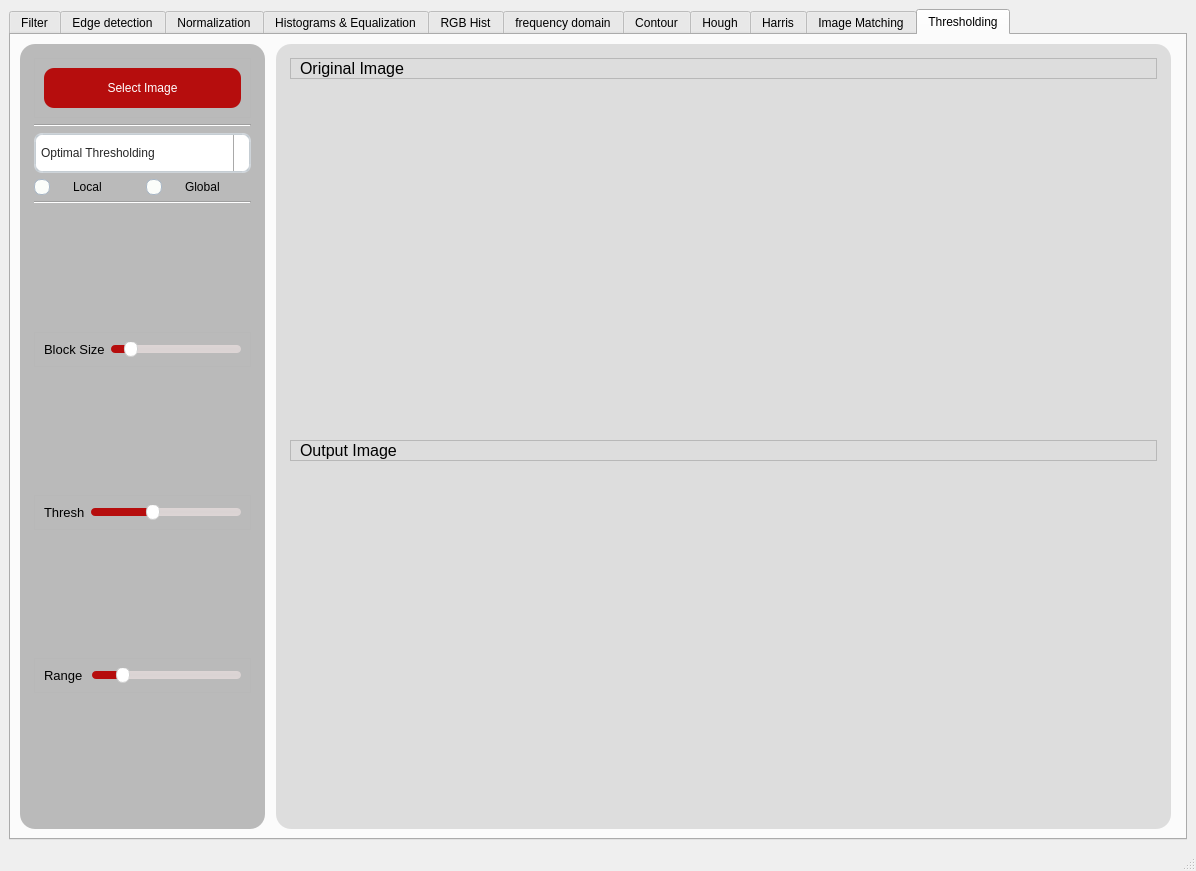
The window that task1.ui (Mohamed-hazem-mahrous/computer_vision_toolkit) describes before a commit, drawn with Qt 5.
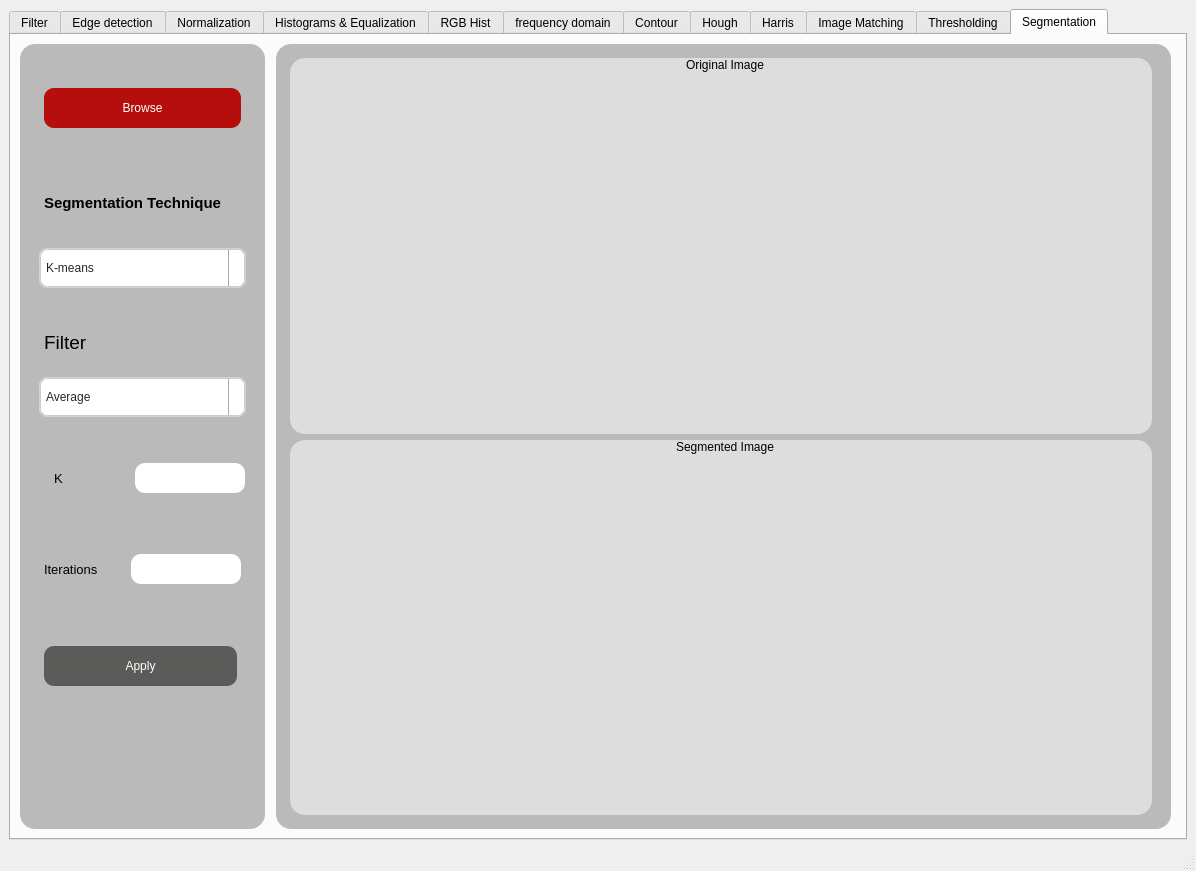
The same window after the commit. Icons and pictures are not drawn. Custom widgets are drawn as their Qt base class.

```diff
--- a/task1.ui
+++ b/task1.ui
@@ -24,7 +24,7 @@
        <string>&lt;html&gt;&lt;head/&gt;&lt;body&gt;&lt;p&gt;gg&lt;/p&gt;&lt;/body&gt;&lt;/html&gt;</string>
       </property>
       <property name="currentIndex">
-       <number>10</number>
+       <number>11</number>
       </property>
       <widget class="QWidget" name="tab">
        <attribute name="title">
@@ -7443,6 +7443,765 @@
         </item>
        </layout>
       </widget>
+      <widget class="QWidget" name="tab_12">
+       <attribute name="title">
+        <string>Segmentation</string>
+       </attribute>
+       <layout class="QGridLayout" name="gridLayout_142">
+        <item row="0" column="0" rowspan="2" colspan="2">
+         <layout class="QGridLayout" name="gridLayout_130">
+          <item row="0" column="0">
+           <widget class="QGroupBox" name="groupBox_57">
+            <property name="maximumSize">
+             <size>
+              <width>250</width>
+              <height>16777215</height>
+             </size>
+            </property>
+            <property name="styleSheet">
+             <string notr="true">QGroupBox {
+  width: 65vw;
+  height: 90vh;
+  background-color:rgb(186, 186, 186) ;
+  border-radius: 15px;
+  padding: 5px; /* Adjust padding as needed */
+  margin-right: 5px;
+}
+
+/* You may need to adjust the sub-controls styles based on your specific requirements */
+QGroupBox::title {
+  subcontrol-origin: margin;
+  subcontrol-position: top center;
+  padding: 0 3px;
+}
+
+QGroupBox::indicator {
+  width: 13px;
+  height: 13px;
+}
+
+
+</string>
+            </property>
+            <property name="title">
+             <string/>
+            </property>
+            <layout class="QVBoxLayout" name="verticalLayout_47">
+             <item>
+              <widget class="QFrame" name="frame_6">
+               <property name="maximumSize">
+                <size>
+                 <width>16777215</width>
+                 <height>100</height>
+                </size>
+               </property>
+               <property name="frameShape">
+                <enum>QFrame::StyledPanel</enum>
+               </property>
+               <property name="frameShadow">
+                <enum>QFrame::Raised</enum>
+               </property>
+               <layout class="QGridLayout" name="gridLayout_131">
+                <item row="0" column="0">
+                 <layout class="QHBoxLayout" name="horizontalLayout_56">
+                  <property name="leftMargin">
+                   <number>0</number>
+                  </property>
+                  <property name="topMargin">
+                   <number>0</number>
+                  </property>
+                  <property name="rightMargin">
+                   <number>0</number>
+                  </property>
+                  <property name="bottomMargin">
+                   <number>0</number>
+                  </property>
+                  <item>
+                   <widget class="QPushButton" name="segmentation_browse_btn">
+                    <property name="minimumSize">
+                     <size>
+                      <width>0</width>
+                      <height>40</height>
+                     </size>
+                    </property>
+                    <property name="styleSheet">
+                     <string notr="true">QPushButton {
+    width: 50%;
+    background-color: rgb(182, 13, 13); /* Replace with the corresponding color value for --dark-grey in your application */
+    color: white;
+    border-radius: 10px;
+    text-align: center;
+
+}
+
+QPushButton:hover {
+    background-color: white;
+color:red /* Replace with the corresponding color value for --darkest-color in your application */
+}
+</string>
+                    </property>
+                    <property name="text">
+                     <string>Browse</string>
+                    </property>
+                   </widget>
+                  </item>
+                 </layout>
+                </item>
+               </layout>
+              </widget>
+             </item>
+             <item>
+              <layout class="QVBoxLayout" name="verticalLayout_6">
+               <property name="topMargin">
+                <number>0</number>
+               </property>
+               <property name="bottomMargin">
+                <number>100</number>
+               </property>
+               <item>
+                <layout class="QGridLayout" name="gridLayout_132">
+                 <property name="topMargin">
+                  <number>0</number>
+                 </property>
+                 <item row="0" column="0">
+                  <widget class="QFrame" name="frame_7">
+                   <property name="maximumSize">
+                    <size>
+                     <width>16777215</width>
+                     <height>80</height>
+                    </size>
+                   </property>
+                   <property name="frameShape">
+                    <enum>QFrame::StyledPanel</enum>
+                   </property>
+                   <property name="frameShadow">
+                    <enum>QFrame::Raised</enum>
+                   </property>
+                   <layout class="QGridLayout" name="gridLayout_133">
+                    <item row="0" column="0">
+                     <widget class="QLabel" name="label_8">
+                      <property name="maximumSize">
+                       <size>
+                        <width>16777215</width>
+                        <height>40</height>
+                       </size>
+                      </property>
+                      <property name="font">
+                       <font>
+                        <pointsize>11</pointsize>
+                        <weight>75</weight>
+                        <bold>true</bold>
+                       </font>
+                      </property>
+                      <property name="styleSheet">
+                       <string notr="true"/>
+                      </property>
+                      <property name="text">
+                       <string>Segmentation Technique</string>
+                      </property>
+                      <property name="textFormat">
+                       <enum>Qt::AutoText</enum>
+                      </property>
+                     </widget>
+                    </item>
+                   </layout>
+                  </widget>
+                 </item>
+                 <item row="1" column="0">
+                  <layout class="QHBoxLayout" name="horizontalLayout_60">
+                   <property name="leftMargin">
+                    <number>5</number>
+                   </property>
+                   <property name="topMargin">
+                    <number>0</number>
+                   </property>
+                   <property name="rightMargin">
+                    <number>5</number>
+                   </property>
+                   <property name="bottomMargin">
+                    <number>0</number>
+                   </property>
+                   <item>
+                    <widget class="QComboBox" name="segmentation_combobox">
+                     <property name="minimumSize">
+                      <size>
+                       <width>0</width>
+                       <height>40</height>
+                      </size>
+                     </property>
+                     <property name="styleSheet">
+                      <string notr="true">QComboBox, QFontComboBox {
+    border-width: 2px;
+    border-radius: 8px;
+    border-style: solid;
+    border-top-color: qlineargradient(spread:pad, x1:0.5, y1:1, x2:0.5, y2:0, stop:0 #c1c9cf, stop:1 #d2d8dd);
+    border-right-color: qlineargradient(spread:pad, x1:0, y1:0, x2:1, y2:0, stop:0 #c1c9cf, stop:1 #d2d8dd);
+    border-bottom-color: qlineargradient(spread:pad, x1:0.5, y1:0, x2:0.5, y2:1, stop:0 #c1c9cf, stop:1 #d2d8dd);
+    border-left-color: qlineargradient(spread:pad, x1:1, y1:0, x2:0, y2:0, stop:0 #c1c9cf, stop:1 #d2d8dd);
+    background-color: #f4f4f4;
+    color: #272727;
+    padding-left: 5px;
+}
+QComboBox:editable, QComboBox:!editable, QComboBox::drop-down:editable, QComboBox:!editable:on, QComboBox::drop-down:editable:on {
+    background: rgb(255, 255, 255);
+}
+QComboBox::drop-down {
+    subcontrol-origin: padding;
+    subcontrol-position: top right;
+    width: 15px;
+    color: #272727;
+    border-left-width: 1px;
+    border-left-color: darkgray;
+    border-left-style: solid;
+    border-top-right-radius: 3px;
+    border-bottom-right-radius: 3px;
+}
+QComboBox::down-arrow {
+    image: url(/usr/share/icons/Adwaita/16x16/actions/go-down-symbolic.symbolic.png); /*Adawaita icon thene*/
+}
+
+QComboBox::down-arrow:on {
+    top: 1px;
+    left: 1px;
+}
+QComboBox QAbstractItemView {
+    border: 1px solid darkgray;
+    border-radius: 8px;
+    selection-background-color: #dadada;
+    selection-color: #272727;
+    color: #272727;
+    background: white;
+}</string>
+                     </property>
+                     <property name="currentText">
+                      <string>K-means</string>
+                     </property>
+                     <item>
+                      <property name="text">
+                       <string>K-means</string>
+                      </property>
+                     </item>
+                     <item>
+                      <property name="text">
+                       <string>Mean Shift</string>
+                      </property>
+                     </item>
+                     <item>
+                      <property name="text">
+                       <string>Region Growing</string>
+                      </property>
+                     </item>
+                     <item>
+                      <property name="text">
+                       <string>Agglomerative</string>
+                      </property>
+                     </item>
+                    </widget>
+                   </item>
+                  </layout>
+                 </item>
+                </layout>
+               </item>
+               <item>
+                <layout class="QGridLayout" name="gridLayout_134">
+                 <property name="topMargin">
+                  <number>20</number>
+                 </property>
+                 <item row="0" column="0">
+                  <widget class="QFrame" name="frame_17">
+                   <property name="maximumSize">
+                    <size>
+                     <width>16777215</width>
+                     <height>80</height>
+                    </size>
+                   </property>
+                   <property name="frameShape">
+                    <enum>QFrame::StyledPanel</enum>
+                   </property>
+                   <property name="frameShadow">
+                    <enum>QFrame::Raised</enum>
+                   </property>
+                   <layout class="QGridLayout" name="gridLayout_135">
+                    <item row="0" column="0">
+                     <widget class="QLabel" name="label_13">
+                      <property name="maximumSize">
+                       <size>
+                        <width>16777215</width>
+                        <height>40</height>
+                       </size>
+                      </property>
+                      <property name="font">
+                       <font>
+                        <pointsize>14</pointsize>
+                       </font>
+                      </property>
+                      <property name="styleSheet">
+                       <string notr="true"/>
+                      </property>
+                      <property name="text">
+                       <string>Filter</string>
+                      </property>
+                      <property name="textFormat">
+                       <enum>Qt::AutoText</enum>
+                      </property>
+                     </widget>
+                    </item>
+                   </layout>
+                  </widget>
+                 </item>
+                 <item row="1" column="0">
+                  <layout class="QHBoxLayout" name="horizontalLayout_62">
+                   <property name="leftMargin">
+                    <number>5</number>
+                   </property>
+                   <property name="topMargin">
+                    <number>0</number>
+                   </property>
+                   <property name="rightMargin">
+                    <number>5</number>
+                   </property>
+                   <property name="bottomMargin">
+                    <number>0</number>
+                   </property>
+                   <item>
+                    <widget class="QComboBox" name="filter_type_cb_2">
+                     <property name="minimumSize">
+                      <size>
+                       <width>0</width>
+                       <height>40</height>
+                      </size>
+                     </property>
+                     <property name="styleSheet">
+                      <string notr="true">QComboBox, QFontComboBox {
+    border-width: 2px;
+    border-radius: 8px;
+    border-style: solid;
+    border-top-color: qlineargradient(spread:pad, x1:0.5, y1:1, x2:0.5, y2:0, stop:0 #c1c9cf, stop:1 #d2d8dd);
+    border-right-color: qlineargradient(spread:pad, x1:0, y1:0, x2:1, y2:0, stop:0 #c1c9cf, stop:1 #d2d8dd);
+    border-bottom-color: qlineargradient(spread:pad, x1:0.5, y1:0, x2:0.5, y2:1, stop:0 #c1c9cf, stop:1 #d2d8dd);
+    border-left-color: qlineargradient(spread:pad, x1:1, y1:0, x2:0, y2:0, stop:0 #c1c9cf, stop:1 #d2d8dd);
+    background-color: #f4f4f4;
+    color: #272727;
+    padding-left: 5px;
+}
+QComboBox:editable, QComboBox:!editable, QComboBox::drop-down:editable, QComboBox:!editable:on, QComboBox::drop-down:editable:on {
+    background: rgb(255, 255, 255);
+}
+QComboBox::drop-down {
+    subcontrol-origin: padding;
+    subcontrol-position: top right;
+    width: 15px;
+    color: #272727;
+    border-left-width: 1px;
+    border-left-color: darkgray;
+    border-left-style: solid;
+    border-top-right-radius: 3px;
+    border-bottom-right-radius: 3px;
+}
+QComboBox::down-arrow {
+    image: url(/usr/share/icons/Adwaita/16x16/actions/go-down-symbolic.symbolic.png); /*Adawaita icon thene*/
+}
+
+QComboBox::down-arrow:on {
+    top: 1px;
+    left: 1px;
+}
+QComboBox QAbstractItemView {
+    border: 1px solid darkgray;
+    border-radius: 8px;
+    selection-background-color: #dadada;
+    selection-color: #272727;
+    color: #272727;
+    background: white;
+}</string>
+                     </property>
+                     <item>
+                      <property name="text">
+                       <string>Average</string>
+                      </property>
+                     </item>
+                     <item>
+                      <property name="text">
+                       <string>Gaussian</string>
+                      </property>
+                     </item>
+                     <item>
+                      <property name="text">
+                       <string>Median</string>
+                      </property>
+                     </item>
+                    </widget>
+                   </item>
+                  </layout>
+                 </item>
+                </layout>
+               </item>
+               <item>
+                <layout class="QGridLayout" name="gridLayout_136">
+                 <property name="topMargin">
+                  <number>20</number>
+                 </property>
+                 <item row="0" column="0">
+                  <widget class="QFrame" name="frame_18">
+                   <property name="maximumSize">
+                    <size>
+                     <width>16777215</width>
+                     <height>80</height>
+                    </size>
+                   </property>
+                   <property name="frameShape">
+                    <enum>QFrame::StyledPanel</enum>
+                   </property>
+                   <property name="frameShadow">
+                    <enum>QFrame::Raised</enum>
+                   </property>
+                   <widget class="QLineEdit" name="Alpha_lineEdit_2">
+                    <property name="geometry">
+                     <rect>
+                      <x>101</x>
+                      <y>20</y>
+                      <width>110</width>
+                      <height>30</height>
+                     </rect>
+                    </property>
+                    <property name="maximumSize">
+                     <size>
+                      <width>110</width>
+                      <height>30</height>
+                     </size>
+                    </property>
+                    <property name="styleSheet">
+                     <string notr="true">border-radius: 10px;</string>
+                    </property>
+                   </widget>
+                   <widget class="QLabel" name="label_17">
+                    <property name="geometry">
+                     <rect>
+                      <x>20</x>
+                      <y>20</y>
+                      <width>75</width>
+                      <height>30</height>
+                     </rect>
+                    </property>
+                    <property name="maximumSize">
+                     <size>
+                      <width>16777215</width>
+                      <height>40</height>
+                     </size>
+                    </property>
+                    <property name="font">
+                     <font>
+                      <pointsize>10</pointsize>
+                     </font>
+                    </property>
+                    <property name="styleSheet">
+                     <string notr="true"/>
+                    </property>
+                    <property name="text">
+                     <string>K</string>
+                    </property>
+                    <property name="textFormat">
+                     <enum>Qt::AutoText</enum>
+                    </property>
+                   </widget>
+                  </widget>
+                 </item>
+                </layout>
+               </item>
+               <item>
+                <widget class="QFrame" name="frame_49">
+                 <property name="maximumSize">
+                  <size>
+                   <width>16777215</width>
+                   <height>80</height>
+                  </size>
+                 </property>
+                 <property name="frameShape">
+                  <enum>QFrame::StyledPanel</enum>
+                 </property>
+                 <property name="frameShadow">
+                  <enum>QFrame::Raised</enum>
+                 </property>
+                 <layout class="QGridLayout" name="gridLayout_143">
+                  <item row="2" column="0">
+                   <widget class="QLabel" name="label_33">
+                    <property name="maximumSize">
+                     <size>
+                      <width>16777215</width>
+                      <height>40</height>
+                     </size>
+                    </property>
+                    <property name="font">
+                     <font>
+                      <pointsize>10</pointsize>
+                     </font>
+                    </property>
+                    <property name="styleSheet">
+                     <string notr="true"/>
+                    </property>
+                    <property name="text">
+                     <string>Iterations</string>
+                    </property>
+                    <property name="textFormat">
+                     <enum>Qt::AutoText</enum>
+                    </property>
+                   </widget>
+                  </item>
+                  <item row="2" column="1">
+                   <widget class="QLineEdit" name="Alpha_lineEdit_4">
+                    <property name="maximumSize">
+                     <size>
+                      <width>110</width>
+                      <height>30</height>
+                     </size>
+                    </property>
+                    <property name="styleSheet">
+                     <string notr="true">border-radius: 10px;</string>
+                    </property>
+                   </widget>
+                  </item>
+                 </layout>
+                </widget>
+               </item>
+               <item>
+                <layout class="QGridLayout" name="gridLayout_140">
+                 <property name="topMargin">
+                  <number>20</number>
+                 </property>
+                 <item row="0" column="0">
+                  <widget class="QFrame" name="frame_46">
+                   <property name="maximumSize">
+                    <size>
+                     <width>16777215</width>
+                     <height>80</height>
+                    </size>
+                   </property>
+                   <property name="frameShape">
+                    <enum>QFrame::StyledPanel</enum>
+                   </property>
+                   <property name="frameShadow">
+                    <enum>QFrame::Raised</enum>
+                   </property>
+                   <widget class="QFrame" name="frame_50">
+                    <property name="geometry">
+                     <rect>
+                      <x>0</x>
+                      <y>0</y>
+                      <width>213</width>
+                      <height>62</height>
+                     </rect>
+                    </property>
+                    <property name="maximumSize">
+                     <size>
+                      <width>16777215</width>
+                      <height>100</height>
+                     </size>
+                    </property>
+                    <property name="frameShape">
+                     <enum>QFrame::StyledPanel</enum>
+                    </property>
+                    <property name="frameShadow">
+                     <enum>QFrame::Raised</enum>
+                    </property>
+                    <layout class="QGridLayout" name="gridLayout_144">
+                     <item row="0" column="0">
+                      <layout class="QHBoxLayout" name="horizontalLayout_63">
+                       <property name="leftMargin">
+                        <number>0</number>
+                       </property>
+                       <property name="topMargin">
+                        <number>0</number>
+                       </property>
+                       <property name="rightMargin">
+                        <number>0</number>
+                       </property>
+                       <property name="bottomMargin">
+                        <number>0</number>
+                       </property>
+                       <item>
+                        <widget class="QPushButton" name="Apply_btn_2">
+                         <property name="minimumSize">
+                          <size>
+                           <width>0</width>
+                           <height>40</height>
+                          </size>
+                         </property>
+                         <property name="styleSheet">
+                          <string notr="true">QPushButton {
+    width: 50%;
+    background-color: rgb(91, 91, 90); /* Replace with the corresponding color value for --dark-grey in your application */
+    color: white;
+    border-radius: 10px;
+    text-align: center;
+
+}
+
+QPushButton:hover {
+    background-color: white;
+color:red /* Replace with the corresponding color value for --darkest-color in your application */
+}
+</string>
+                         </property>
+                         <property name="text">
+                          <string>Apply</string>
+                         </property>
+                        </widget>
+                       </item>
+                      </layout>
+                     </item>
+                    </layout>
+                   </widget>
+                  </widget>
+                 </item>
+                </layout>
+               </item>
+              </layout>
+             </item>
+            </layout>
+           </widget>
+          </item>
+          <item row="0" column="1">
+           <layout class="QVBoxLayout" name="verticalLayout_49">
+            <item>
+             <widget class="QGroupBox" name="groupBox_58">
+              <property name="maximumSize">
+               <size>
+                <width>16777215</width>
+                <height>16777215</height>
+               </size>
+              </property>
+              <property name="styleSheet">
+               <string notr="true">QGroupBox {
+  width: 65vw;
+  height: 90vh;
+  background-color:rgb(186, 186, 186) ;
+  border-radius: 15px;
+  padding: 5px; /* Adjust padding as needed */
+  margin-right: 5px;
+}
+
+/* You may need to adjust the sub-controls styles based on your specific requirements */
+QGroupBox::title {
+  subcontrol-origin: margin;
+  subcontrol-position: top center;
+  padding: 0 3px;
+}
+
+QGroupBox::indicator {
+  width: 13px;
+  height: 13px;
+}
+
+
+</string>
+              </property>
+              <property name="title">
+               <string/>
+              </property>
+              <layout class="QVBoxLayout" name="verticalLayout_51">
+               <item>
+                <layout class="QVBoxLayout" name="verticalLayout_52">
+                 <item>
+                  <widget class="QGroupBox" name="groupBox_60">
+                   <property name="maximumSize">
+                    <size>
+                     <width>16777215</width>
+                     <height>16777215</height>
+                    </size>
+                   </property>
+                   <property name="styleSheet">
+                    <string notr="true">QGroupBox {
+  width: 65vw;
+  height: 90vh;
+  background-color:#dddddd;
+  border-radius: 15px;
+  padding: 5px; /* Adjust padding as needed */
+  margin-right: 5px;
+}
+
+/* You may need to adjust the sub-controls styles based on your specific requirements */
+QGroupBox::title {
+  subcontrol-origin: margin;
+  subcontrol-position: top center;
+  padding: 0 3px;
+}
+
+QGroupBox::indicator {
+  width: 13px;
+  height: 13px;
+}
+
+
+</string>
+                   </property>
+                   <property name="title">
+                    <string>Original Image</string>
+                   </property>
+                   <layout class="QVBoxLayout" name="verticalLayout_53">
+                    <item>
+                     <widget class="PlotWidget" name="segmentation_original_image" native="true"/>
+                    </item>
+                   </layout>
+                  </widget>
+                 </item>
+                </layout>
+               </item>
+               <item>
+                <layout class="QVBoxLayout" name="verticalLayout_54">
+                 <item>
+                  <widget class="QGroupBox" name="manipulated_img_2">
+                   <property name="maximumSize">
+                    <size>
+                     <width>16777215</width>
+                     <height>16777215</height>
+                    </size>
+                   </property>
+                   <property name="styleSheet">
+                    <string notr="true">QGroupBox {
+  width: 65vw;
+  height: 90vh;
+  background-color:#dddddd;
+  border-radius: 15px;
+  padding: 5px; /* Adjust padding as needed */
+  margin-right: 5px;
+}
+
+/* You may need to adjust the sub-controls styles based on your specific requirements */
+QGroupBox::title {
+  subcontrol-origin: margin;
+  subcontrol-position: top center;
+  padding: 0 3px;
+}
+
+QGroupBox::indicator {
+  width: 13px;
+  height: 13px;
+}
+
+
+</string>
+                   </property>
+                   <property name="title">
+                    <string>Segmented Image</string>
+                   </property>
+                   <layout class="QVBoxLayout" name="verticalLayout_55">
+                    <item>
+                     <widget class="PlotWidget" name="segmented_image" native="true"/>
+                    </item>
+                   </layout>
+                  </widget>
+                 </item>
+                </layout>
+               </item>
+              </layout>
+             </widget>
+            </item>
+           </layout>
+          </item>
+         </layout>
+        </item>
+       </layout>
+      </widget>
      </widget>
     </item>
    </layout>
```
Left out of the diff: 2 changed lines with no effect on the pictures.
